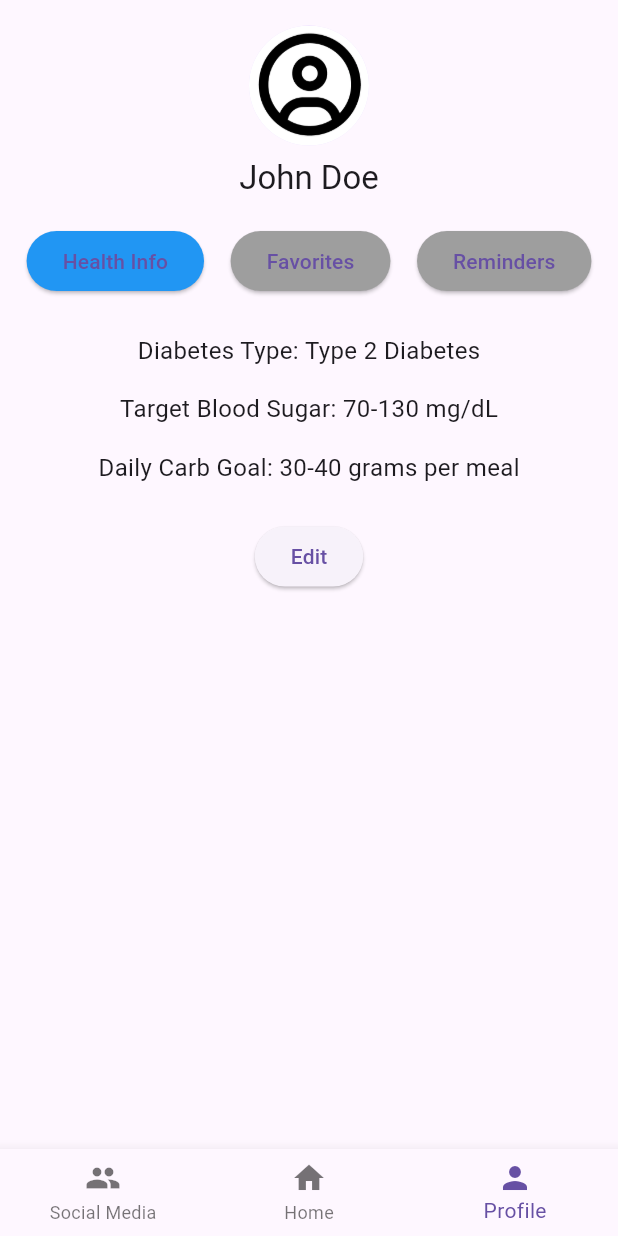
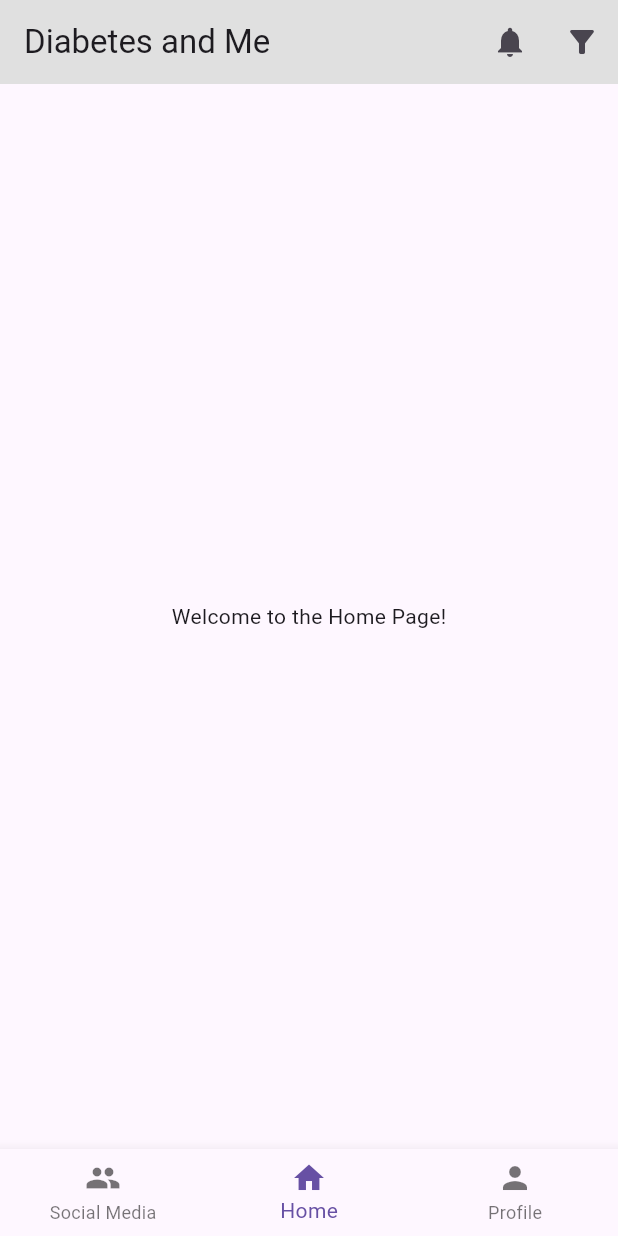
Before and after one commit to abhinavsrinivasan/DiabetesAndMe, a Flutter app: the screen it shows after launch, on a phone screen of 412 x 824 dp. Run offline on Flutter 3.47's test engine with Material 3 defaults, Android fonts, the phone set to English and light mode, and no system bars.

Commit message:
david's recipe

```diff
--- a/diabetes_recipe_app/lib/Models/recipe_model.dart
+++ b/diabetes_recipe_app/lib/Models/recipe_model.dart
@@ -1,17 +1,17 @@
 class Recipe {
-  String title;
-  List<String> ingredients;
-  String preparationSteps;
-  Map<String, int> macros; // Example: {'carbs': 50, 'sugar': 10, 'calories': 200}
-  String cuisine;
-  int cookTime;
+  final String title;
+  final String cuisine;
+  final int cookTime;
+  final Map<String, int> macros;
+  final List<String> ingredients;
+  final List<String> preparationSteps; // Correctly define as List<String>
 
   Recipe({
     required this.title,
-    required this.ingredients,
-    required this.preparationSteps,
-    required this.macros,
     required this.cuisine,
     required this.cookTime,
+    required this.macros,
+    required this.ingredients,
+    required this.preparationSteps, // Match the parameter type
   });
 }
--- a/diabetes_recipe_app/lib/Presenters/filter_presenter.dart
+++ b/diabetes_recipe_app/lib/Presenters/filter_presenter.dart
@@ -0,0 +1,30 @@
+import '../models/filter_model.dart';
+import '../models/recipe_model.dart';
+
+class FilterPresenter {
+  final FilterModel model;
+
+  FilterPresenter(List<Recipe> recipes) : model = FilterModel(recipes);
+
+  List<Recipe> getFilteredRecipes() => model.filteredRecipes;
+
+  void applyCookTimeFilter(int maxCookTime) {
+    model.filterByCookTime(maxCookTime);
+  }
+
+  void applyCarbRangeFilter(int minCarbs, int maxCarbs) {
+    model.filterByCarbRange(minCarbs, maxCarbs);
+  }
+
+  void applySugarRangeFilter(int minSugar, int maxSugar) {
+    model.filterBySugarRange(minSugar, maxSugar);
+  }
+
+  void applyCuisineFilter(String cuisine) {
+    model.filterByCuisine(cuisine);
+  }
+
+  void resetFilters() {
+    model.clearFilters();
+  }
+}
--- a/diabetes_recipe_app/lib/Views/home_view.dart
+++ b/diabetes_recipe_app/lib/Views/home_view.dart
@@ -0,0 +1,42 @@
+import 'package:flutter/material.dart';
+import '../presenters/filter_presenter.dart';
+import 'filter_view.dart';
+
+class HomeView extends StatelessWidget {
+  final FilterPresenter presenter;
+
+  HomeView({required this.presenter});
+
+  @override
+  Widget build(BuildContext context) {
+    return Scaffold(
+      appBar: AppBar(
+        title: Text("Diabetes and Me"),
+        backgroundColor: Colors.grey[300],
+        elevation: 0,
+        actions: [
+          IconButton(
+            icon: Icon(Icons.notifications),
+            onPressed: () {
+              // Add notification functionality if needed
+            },
+          ),
+          IconButton(
+            icon: Icon(Icons.filter_alt),
+            onPressed: () {
+              Navigator.push(
+                context,
+                MaterialPageRoute(
+                  builder: (context) => FilterView(presenter: presenter), // Pass FilterPresenter
+                ),
+              );
+            },
+          ),
+        ],
+      ),
+      body: Center(
+        child: Text("Welcome to the Home Page!"),
+      ),
+    );
+  }
+}
--- a/diabetes_recipe_app/lib/main.dart
+++ b/diabetes_recipe_app/lib/main.dart
@@ -1,6 +1,8 @@
 import 'package:flutter/material.dart';
 import 'models/user_model.dart';
+import 'models/recipe_model.dart'; // Consistent lowercase import
 import 'presenters/profile_presenter.dart';
+import 'presenters/filter_presenter.dart'; // Consistent lowercase import
 import 'views/profileHealth_view.dart';
 import 'views/home_view.dart';
 
@@ -26,28 +28,69 @@
     remainingExercises: 2,
   );
 
+  final List<Recipe> recipeList = [
+    Recipe(
+      title: "Feta Pasta",
+      cuisine: "Italian",
+      cookTime: 25,
+      macros: {"carbs": 20, "sugar": 5},
+      ingredients: ["Pasta", "Feta Cheese", "Tomatoes"],
+      preparationSteps: [
+        "Step 1: Boil pasta.",
+        "Step 2: Add feta and tomatoes.",
+        "Step 3: Bake for 20 minutes."
+      ],
+    ),
+    Recipe(
+      title: "Chicken Salad",
+      cuisine: "American",
+      cookTime: 15,
+      macros: {"carbs": 10, "sugar": 2},
+      ingredients: ["Chicken", "Lettuce", "Dressing"],
+      preparationSteps: [
+        "Step 1: Grill chicken.",
+        "Step 2: Toss lettuce with dressing.",
+        "Step 3: Combine chicken with lettuce."
+      ],
+    ),
+    Recipe(
+      title: "Avocado Toast",
+      cuisine: "Mexican",
+      cookTime: 10,
+      macros: {"carbs": 30, "sugar": 4},
+      ingredients: ["Avocado", "Bread", "Salt"],
+      preparationSteps: [
+        "Step 1: Toast bread.",
+        "Step 2: Mash avocado and spread on bread.",
+        "Step 3: Sprinkle with salt."
+      ],
+    ),
+  ];
+
   @override
   Widget build(BuildContext context) {
-    final presenter = ProfilePresenter(userModel);
+    final profilePresenter = ProfilePresenter(userModel);
+    final filterPresenter = FilterPresenter(recipeList); // Pass the recipe list
 
     return MaterialApp(
       title: 'Diabetes Recipe App',
-      home: MainPage(presenter: presenter),
+      home: MainPage(profilePresenter: profilePresenter, filterPresenter: filterPresenter),
     );
   }
 }
 
 class MainPage extends StatefulWidget {
-  final ProfilePresenter presenter;
+  final ProfilePresenter profilePresenter;
+  final FilterPresenter filterPresenter;
 
-  MainPage({required this.presenter});
+  MainPage({required this.profilePresenter, required this.filterPresenter});
 
   @override
   _MainPageState createState() => _MainPageState();
 }
 
 class _MainPageState extends State<MainPage> {
-  int _selectedIndex = 2; // Default to Profile tab
+  int _selectedIndex = 1; // Default to Home tab
 
   late List<Widget> _pages;
 
@@ -55,9 +98,9 @@
   void initState() {
     super.initState();
     _pages = [
-      Center(child: Text("social media")),
-      Center(child: Text("home")),
-      ProfileView(presenter: widget.presenter),
+      Center(child: Text("Social Media")), // Placeholder for Social Media page
+      HomeView(presenter: widget.filterPresenter), // Pass FilterPresenter to HomeView
+      ProfileView(presenter: widget.profilePresenter), // Pass ProfilePresenter to ProfileView
     ];
   }
 
```
Also changed, not shown: diabetes_recipe_app/lib/Models/filter_model.dart (added, +36 -0 lines), diabetes_recipe_app/lib/Views/filter_view.dart (+100 -0 lines).
